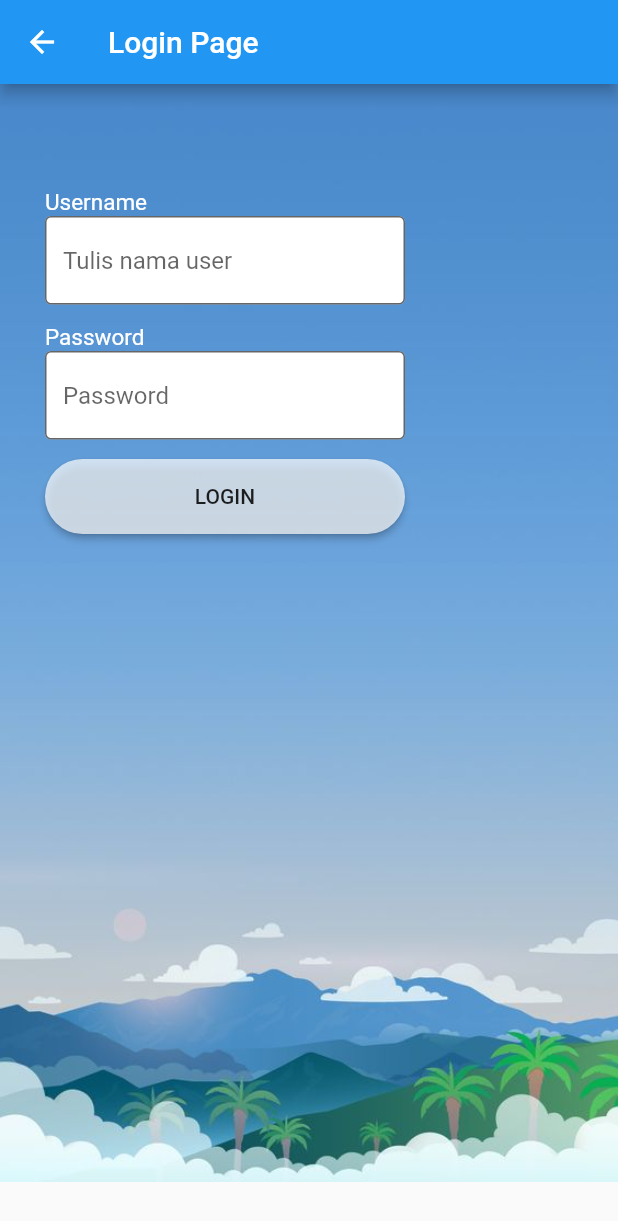
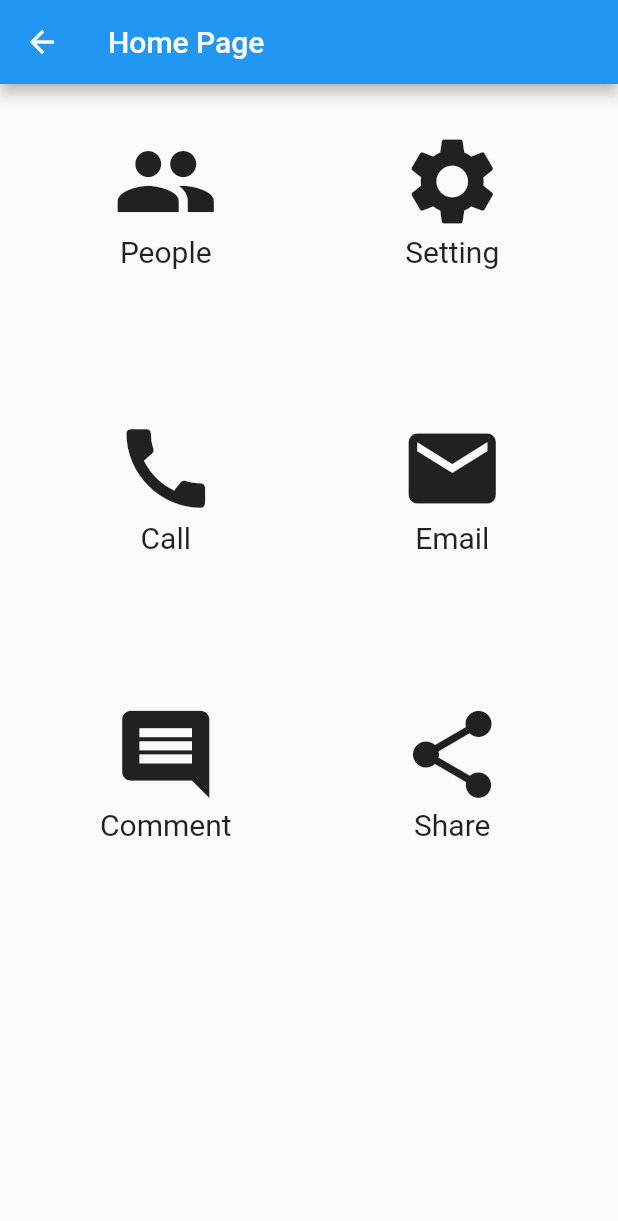
Before and after one commit to pujangga123/flutter_app_1, a Flutter app: the LoginPage screen opened directly, after a tap on "LOGIN", on a phone screen of 412 x 824 dp. Shown: the top 1221 px of the screen. Run offline on Flutter 3.47's test engine with Material 2 defaults, Android fonts, the phone set to English and light mode, and no system bars.

Commit message:
2023-11-17

```diff
--- /dev/null
+++ b/lib/homepage.dart
@@ -0,0 +1,64 @@
+import 'package:flutter/material.dart';
+
+class HomePage extends StatelessWidget {
+  const HomePage({super.key});
+
+  @override
+  Widget build(BuildContext context) {
+    return Scaffold(
+        appBar: AppBar(
+          title: const Text('Home Page'),
+        ),
+        body: GridView.count(
+          primary: false,
+          padding: const EdgeInsets.all(20),
+          crossAxisSpacing: 10,
+          mainAxisSpacing: 10,
+          crossAxisCount: 2,
+          children: <Widget>[
+            Container(
+              padding: const EdgeInsets.all(10),
+              child: const Column(children: [
+                Icon(Icons.people, size: 70),
+                Text('People', style: TextStyle(fontSize: 20))
+              ]),
+            ),
+            Container(
+              padding: const EdgeInsets.all(10),
+              child: const Column(children: [
+                Icon(Icons.settings, size: 70),
+                Text('Setting', style: TextStyle(fontSize: 20))
+              ]),
+            ),
+            Container(
+              padding: const EdgeInsets.all(10),
+              child: const Column(children: [
+                Icon(Icons.call, size: 70),
+                Text('Call', style: TextStyle(fontSize: 20))
+              ]),
+            ),
+            Container(
+              padding: const EdgeInsets.all(10),
+              child: const Column(children: [
+                Icon(Icons.email, size: 70),
+                Text('Email', style: TextStyle(fontSize: 20))
+              ]),
+            ),
+            Container(
+              padding: const EdgeInsets.all(10),
+              child: const Column(children: [
+                Icon(Icons.comment, size: 70),
+                Text('Comment', style: TextStyle(fontSize: 20))
+              ]),
+            ),
+            Container(
+              padding: const EdgeInsets.all(10),
+              child: const Column(children: [
+                Icon(Icons.share, size: 70),
+                Text('Share', style: TextStyle(fontSize: 20))
+              ]),
+            ),
+          ],
+        ));
+  }
+}
--- a/lib/loginpage.dart
+++ b/lib/loginpage.dart
@@ -1,10 +1,15 @@
 import 'package:flutter/material.dart';
+import 'homepage.dart';
 
 class LoginPage extends StatelessWidget {
   const LoginPage({super.key});
 
   @override
   Widget build(BuildContext context) {
+    // const snackBar = SnackBar(
+    //   content: Text('Welcome to the CodewithHussain.com'),
+    // );
+
     return Scaffold(
       appBar: AppBar(
         title: const Text('Login Page'),
@@ -43,7 +48,14 @@ class LoginPage extends StatelessWidget {
                 ),
                 const Spacer(),
                 ElevatedButton(
-                    onPressed: () {},
+                    onPressed: () {
+                      //ScaffoldMessenger.of(context).showSnackBar(snackBar);
+                      Navigator.push(
+                        context,
+                        MaterialPageRoute(
+                            builder: (context) => const HomePage()),
+                      );
+                    },
                     style: ElevatedButton.styleFrom(
                         backgroundColor: Colors.white70,
                         fixedSize: const Size(130, 50),
```
